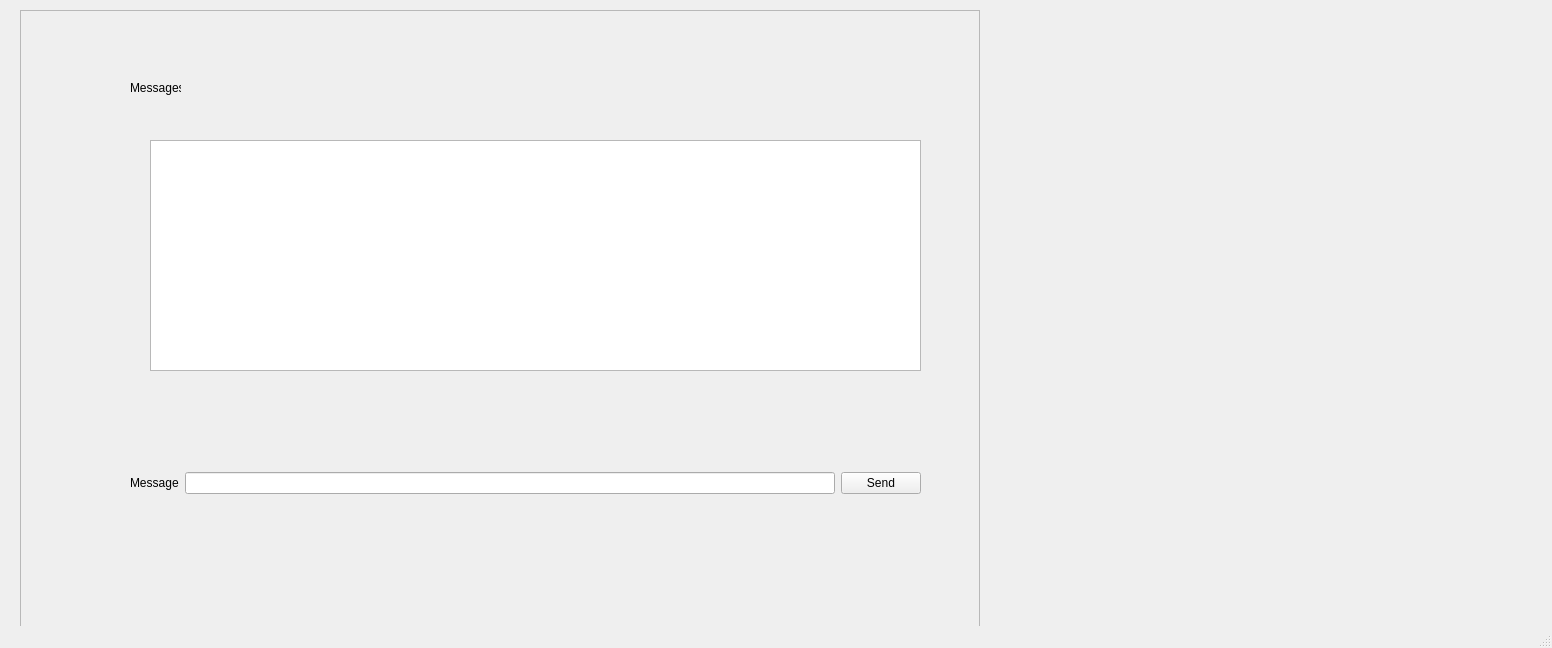
oussema-fatnassi/CPPRT, file Client/UIFiles/MainWindow.ui: the form before one commit.
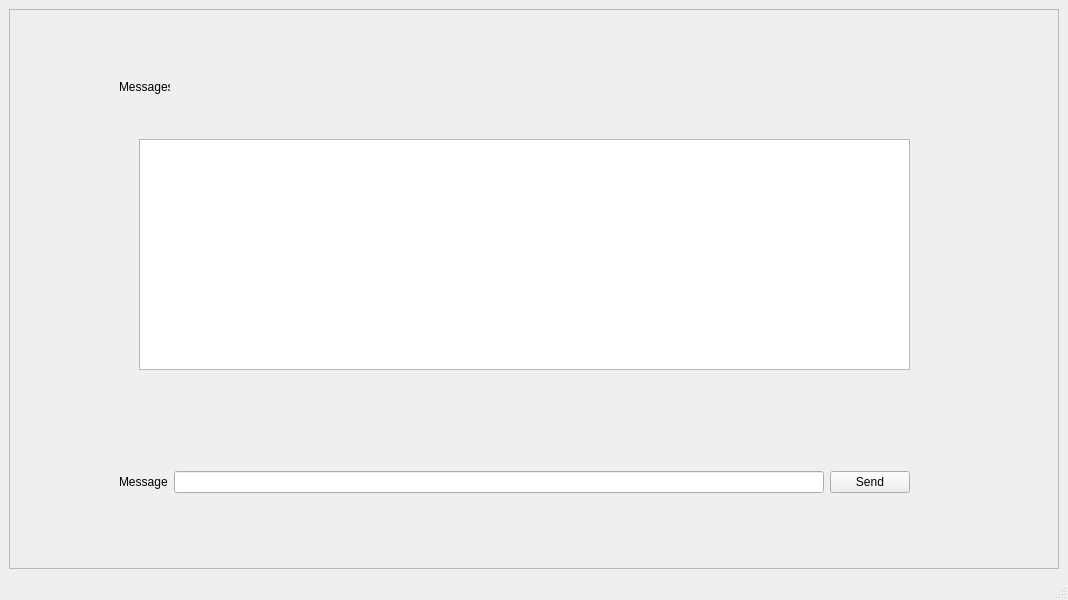
The form after the commit.

The edit to the form file:
```diff
--- a/Client/UIFiles/MainWindow.ui
+++ b/Client/UIFiles/MainWindow.ui
@@ -6,23 +6,17 @@
    <rect>
     <x>0</x>
     <y>0</y>
-    <width>1552</width>
-    <height>648</height>
+    <width>1068</width>
+    <height>600</height>
    </rect>
   </property>
   <property name="windowTitle">
    <string>MainWindow</string>
   </property>
   <widget class="QWidget" name="centralwidget">
+   <layout class="QVBoxLayout" name="verticalLayout">
+    <item>
    <widget class="QFrame" name="frame">
-    <property name="geometry">
-     <rect>
-      <x>20</x>
-      <y>10</y>
-      <width>960</width>
-      <height>648</height>
-     </rect>
-    </property>
     <property name="frameShape">
      <enum>QFrame::Shape::StyledPanel</enum>
     </property>
@@ -52,7 +46,7 @@
       <string>Messages</string>
      </property>
     </widget>
-    <widget class="QWidget" name="">
+      <widget class="QWidget" name="layoutWidget">
      <property name="geometry">
       <rect>
        <x>110</x>
@@ -82,6 +76,8 @@
      </layout>
     </widget>
    </widget>
+    </item>
+   </layout>
   </widget>
   <widget class="QMenuBar" name="menubar">
    <property name="geometry">
```
Left out of the diff: 2 changed lines with no effect on the pictures. Lines whose indentation alone changed are shown as unchanged.
